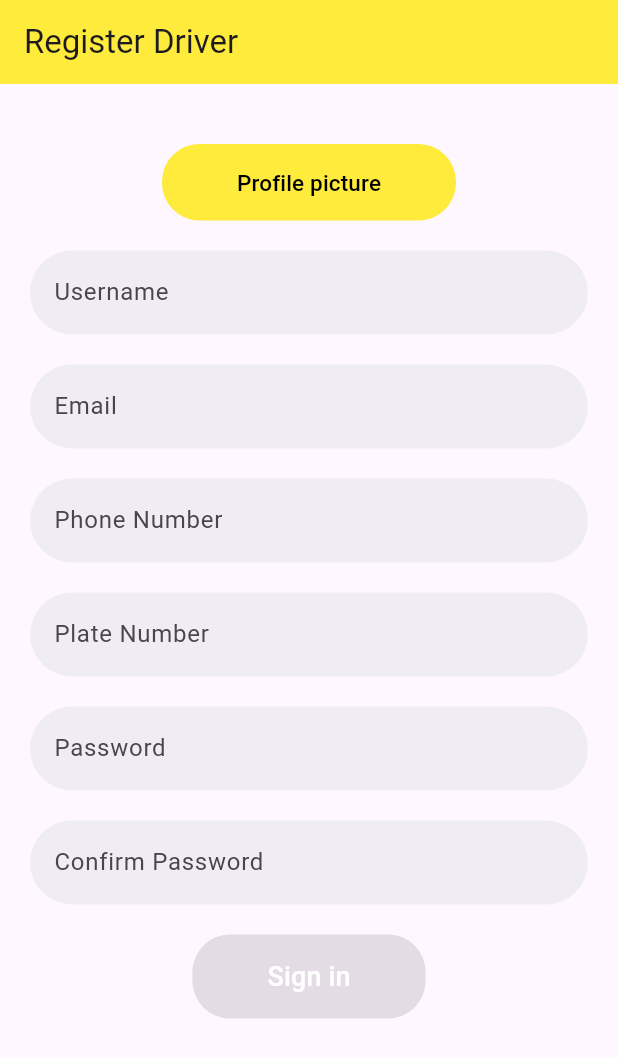
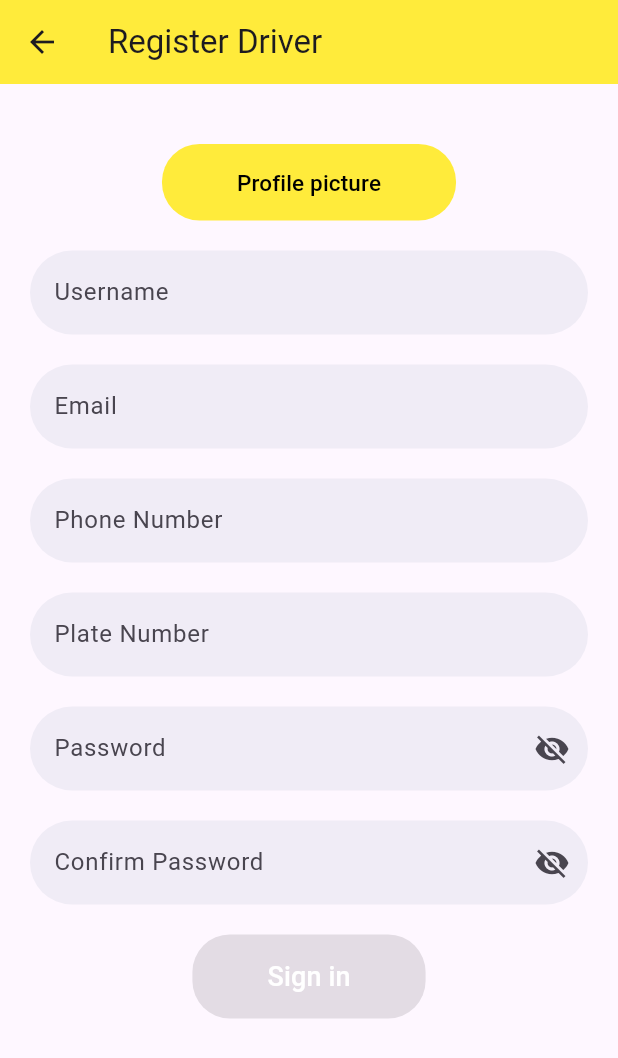
Before and after one commit to jengGod/DuckDDProject, a Flutter app: the screen it shows after launch, after a tap on "Sign up as driver", on a phone screen of 412 x 824 dp. Shown: the top 1058 px of the screen. Run offline on Flutter 3.47's test engine with Material 3 defaults, Android fonts, the phone set to English and light mode, and no system bars; our stand-ins replace cloud_firestore, firebase_core, firebase_storage, flutter_map, geolocator, get and 3 more; accounts and stored records are empty.

Commit message:
เเก้บัคappbar register driver

```diff
--- a/lib/pages/LoginPage.dart
+++ b/lib/pages/LoginPage.dart
@@ -23,6 +23,7 @@ class LoginPage extends StatefulWidget {
 }
 
 class _LoginPageState extends State<LoginPage> {
+  bool ispassCtl = false;
   TextEditingController phoneCtl = TextEditingController();
   TextEditingController passCtl = TextEditingController();
   bool isLoggingIn = false;
@@ -131,20 +132,32 @@ class _LoginPageState extends State<LoginPage> {
                                   const SizedBox(height: 10),
                                   TextField(
                                     controller: passCtl,
-                                    decoration: const InputDecoration(
+                                    obscureText: !ispassCtl,
+                                    decoration: InputDecoration(
                                       filled: true,
                                       labelText: 'Password',
                                       labelStyle:
-                                          TextStyle(color: Colors.black),
+                                          const TextStyle(color: Colors.black),
                                       fillColor: Color(0xFFF0ECF6),
-                                      border: OutlineInputBorder(
+                                      border: const OutlineInputBorder(
                                         borderRadius: BorderRadius.all(
                                             Radius.circular(10.0)),
+                                      ),
+                                      suffixIcon: IconButton(
+                                        icon: Icon(
+                                          ispassCtl
+                                              ? Icons.visibility
+                                              : Icons.visibility_off,
+                                        ),
+                                        onPressed: () {
+                                          setState(() {
+                                            ispassCtl = !ispassCtl;
+                                          });
+                                        },
                                       ),
                                       contentPadding: EdgeInsets.symmetric(
                                           horizontal: 20.0, vertical: 16.0),
                                     ),
-                                    obscureText: true,
                                   ),
                                   const SizedBox(height: 20),
                                   Row(
@@ -292,7 +305,7 @@ class _LoginPageState extends State<LoginPage> {
                 .get();
 
             if (shipDoc.exists) {
-              log('orderId:'+shipDoc['orderId']);
+              log('orderId:' + shipDoc['orderId']);
               DocumentSnapshot orderDoc = await firestore
                   .collection('Orders')
                   .doc(shipDoc['orderId'].toString())
--- a/lib/pages/RegisterDriver.dart
+++ b/lib/pages/RegisterDriver.dart
@@ -26,6 +26,8 @@ TextEditingController licenseCtl = TextEditingController();
 bool _isButtonPressed = false;
 XFile? image; // สำหรับการจัดการรูปภาพที่เลือก
 String imageUrl = '';
+bool ispassCtl = false;
+bool ispasswordCtl = false;
 class _RegisterdriverState extends State<Registerdriver> {
   final ImagePicker picker = ImagePicker();
 
@@ -57,8 +59,17 @@ class _RegisterdriverState extends State<Registerdriver> {
   Widget build(BuildContext context) {
     return Scaffold(
       appBar: AppBar(
-        title: const Text('Register Driver'),
+        title: Text('Register Driver'),
         backgroundColor: Colors.yellow,
+        leading: IconButton(
+          icon: Icon(Icons.arrow_back),
+          onPressed: () {
+            Navigator.pushReplacement(
+              context,
+              MaterialPageRoute(builder: (context) => const LoginPage()),
+            );
+          },
+        ),
       ),
       body: SingleChildScrollView(
         child: Padding(
@@ -66,7 +77,7 @@ class _RegisterdriverState extends State<Registerdriver> {
           child: Column(
             mainAxisAlignment: MainAxisAlignment.start,
             children: [
-               if (image != null)
+              if (image != null)
                 ClipOval(
                   child: Container(
                     height: 100,
@@ -80,7 +91,6 @@ class _RegisterdriverState extends State<Registerdriver> {
                     ),
                   ),
                 ),
-
               const SizedBox(height: 20),
               FilledButton(
                   onPressed: () async {
@@ -147,6 +157,7 @@ class _RegisterdriverState extends State<Registerdriver> {
               const SizedBox(height: 20),
               TextField(
                 controller: phoneCtl,
+
                 keyboardType: TextInputType.phone,
                 inputFormatters: [
                   FilteringTextInputFormatter.deny(
@@ -182,36 +193,56 @@ class _RegisterdriverState extends State<Registerdriver> {
               const SizedBox(height: 20),
               TextField(
                 controller: passwordCtl,
-                obscureText: true,
+                obscureText: !ispasswordCtl,
                 inputFormatters: [
                   FilteringTextInputFormatter.deny(
                       RegExp(r'\s')), // ห้ามพิมพ์ spacebar
                 ],
-                decoration: const InputDecoration(
+                decoration:  InputDecoration(
                   labelText: 'Password',
                   filled: true,
                   fillColor: Color(0xFFF0ECF6),
-                  border: OutlineInputBorder(
+                  border: const OutlineInputBorder(
                     borderRadius: BorderRadius.all(Radius.circular(30.0)),
                     borderSide: BorderSide.none,
+                  ),
+                  suffixIcon: IconButton(
+                    icon: Icon(
+                      ispasswordCtl ? Icons.visibility : Icons.visibility_off,
+                    ),
+                    onPressed: () {
+                      setState(() {
+                        ispasswordCtl = !ispasswordCtl;
+                      });
+                    },
                   ),
                 ),
               ),
               const SizedBox(height: 20),
               TextField(
                 controller: passCtl,
-                obscureText: true,
+               obscureText: !ispassCtl,
                 inputFormatters: [
                   FilteringTextInputFormatter.deny(
                       RegExp(r'\s')), // ห้ามพิมพ์ spacebar
                 ],
-                decoration: const InputDecoration(
+                decoration:  InputDecoration(
                   labelText: 'Confirm Password',
                   filled: true,
                   fillColor: Color(0xFFF0ECF6),
-                  border: OutlineInputBorder(
+                  border: const OutlineInputBorder(
                     borderRadius: BorderRadius.all(Radius.circular(30.0)),
                     borderSide: BorderSide.none,
+                  ),
+                  suffixIcon: IconButton(
+                    icon: Icon(
+                      ispassCtl ? Icons.visibility : Icons.visibility_off,
+                    ),
+                    onPressed: () {
+                      setState(() {
+                        ispassCtl = !ispassCtl;
+                      });
+                    },
                   ),
                 ),
               ),
@@ -306,7 +337,7 @@ class _RegisterdriverState extends State<Registerdriver> {
       'license': licenseCtl.text,
       'password': hashedPassword,
       'profile_picture': imageUrl,
-      'onDuty':"ว่างงาน"
+      'onDuty': "ว่างงาน"
     };
 
     db.collection('Drivers').doc(phoneCtl.text).set(data).then((_) {
```
